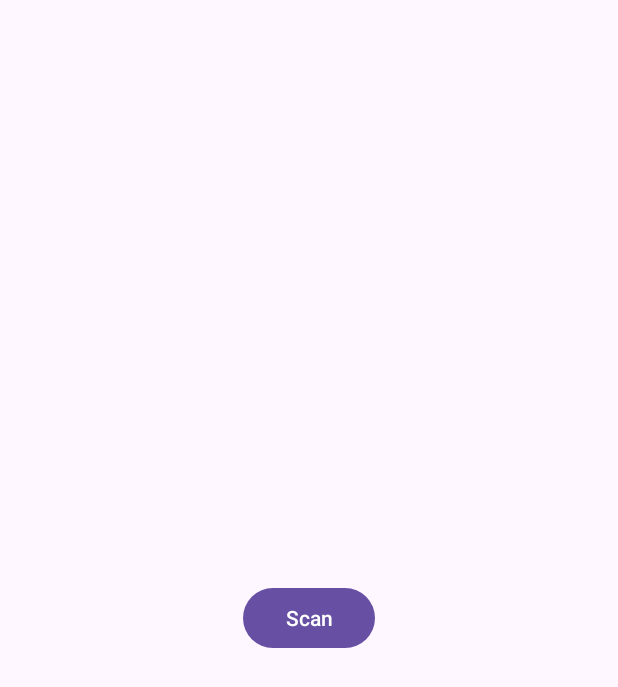
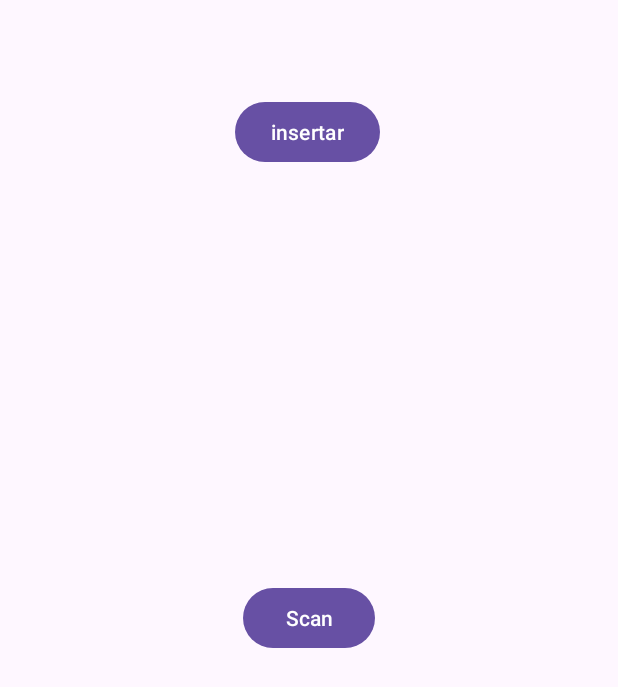
Before and after one commit to El-Actor-Alan-Versions/IntegradoraAndroid, an Android app: the MainActivity screen opened directly, with no data from a screen before it, on a phone screen of 412 x 824 dp. Shown: the top 687 px of the screen. Run offline under Robolectric (Android 15) with nearby library versions, the phone set to English and light mode, and no system bars; libraries missing offline, so code that uses them is left out: com.journeyapps.barcodescanner; network calls fail.

Commit message:
Añadir boton

```diff
--- a/app/src/main/res/layout/activity_main.xml
+++ b/app/src/main/res/layout/activity_main.xml
@@ -16,4 +16,15 @@
         app:layout_constraintEnd_toEndOf="parent"
         app:layout_constraintStart_toStartOf="parent"
         app:layout_constraintTop_toTopOf="parent" />
+
+    <Button
+        android:id="@+id/btnInsertar"
+        android:layout_width="wrap_content"
+        android:layout_height="wrap_content"
+        android:layout_marginTop="64dp"
+        android:text="insertar"
+        app:layout_constraintEnd_toEndOf="parent"
+        app:layout_constraintHorizontal_bias="0.496"
+        app:layout_constraintStart_toStartOf="parent"
+        app:layout_constraintTop_toTopOf="parent" />
 </androidx.constraintlayout.widget.ConstraintLayout>
```
